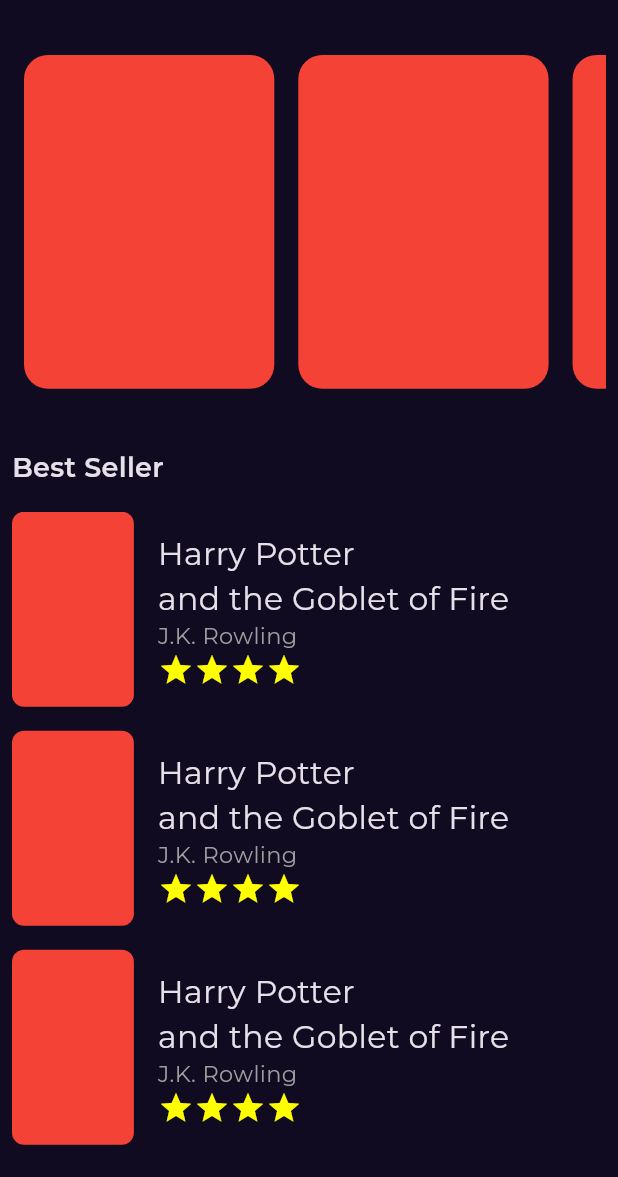
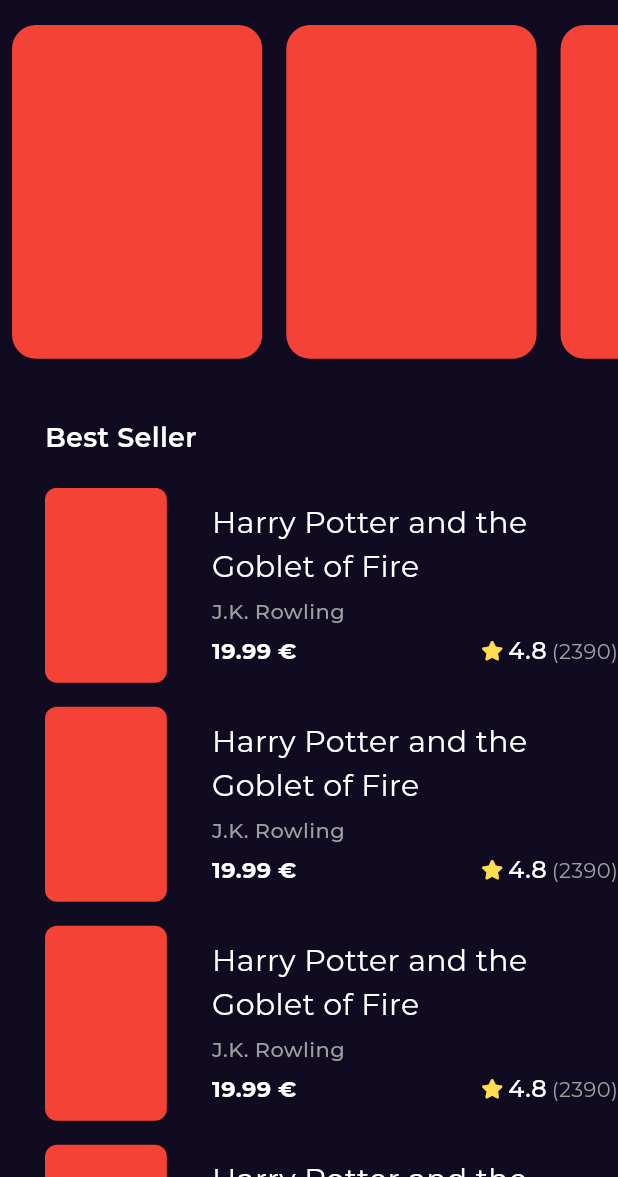
Before and after one commit to MohammadBeta/BooklyApp, a Flutter app: the screen it shows after launch, on a phone screen of 412 x 824 dp, the part 59-1236 px from its top. Run offline on Flutter 3.47's test engine with Material 3 defaults, Android fonts, the phone set to English and light mode, and no system bars; our stand-ins replace flutter_svg, font_awesome_flutter, get, google_fonts.

Commit message:
add styles and finish best seller , and some refactor

```diff
--- a/lib/core/utilis/constants/styles.dart
+++ b/lib/core/utilis/constants/styles.dart
@@ -1,8 +1,30 @@
 import 'package:flutter/material.dart';
 
-abstract class Styles {
-  static const TextStyle titleSmall = TextStyle(fontSize: 15);
-  static const TextStyle titleMed =
-      TextStyle(fontSize: 18, fontWeight: FontWeight.w600);
-  static const TextStyle titleLarge = TextStyle(fontSize: 21);
+abstract class AppStyles {
+  static const TextStyle styleRegular20 = TextStyle(
+      fontSize: 20, fontWeight: FontWeight.w400, color: Color(0xffffffff));
+
+  static const TextStyle styleRegular14 = TextStyle(
+      fontSize: 14, fontWeight: FontWeight.w400, color: Color(0xffffffff));
+
+  static const TextStyle styleRegular30 = TextStyle(
+      fontSize: 30, fontWeight: FontWeight.w400, color: Color(0xffffffff));
+
+  static const TextStyle styleMedium14 = TextStyle(
+      fontSize: 14, fontWeight: FontWeight.w500, color: Color(0xffffffff));
+
+  static const TextStyle styleMedium16 = TextStyle(
+      fontSize: 16, fontWeight: FontWeight.w500, color: Color(0xffffffff));
+
+  static const TextStyle styleMedium18 = TextStyle(
+      fontSize: 18, fontWeight: FontWeight.w500, color: Color(0xffffffff));
+
+  static const TextStyle styleSemiBold18 = TextStyle(
+      fontSize: 18, fontWeight: FontWeight.w600, color: Color(0xffffffff));
+
+  static const TextStyle styleSemiBold14 = TextStyle(
+      fontSize: 14, fontWeight: FontWeight.w600, color: Color(0xffffffff));
+
+  static const TextStyle styleBold15 = TextStyle(
+      fontSize: 15, fontWeight: FontWeight.w700, color: Color(0xffffffff));
 }
--- /dev/null
+++ b/lib/featuers/home/presentation/widgets/best_seller/best_seller_list_view.dart
@@ -0,0 +1,22 @@
+import 'package:flutter/material.dart';
+
+import 'best_seller_list_view_item.dart';
+
+class BestSellerListView extends StatelessWidget {
+  const BestSellerListView({super.key});
+
+  @override
+  Widget build(BuildContext context) {
+    return ListView.builder(
+      physics: const NeverScrollableScrollPhysics(),
+      itemCount: 5,
+      padding: EdgeInsets.zero,
+      itemBuilder: (context, index) {
+        return Container(
+          margin: const EdgeInsets.only(bottom: 16),
+          child: const BestSellerListViewItem(),
+        );
+      },
+    );
+  }
+}
--- /dev/null
+++ b/lib/featuers/home/presentation/widgets/best_seller/best_seller_list_view_item.dart
@@ -0,0 +1,64 @@
+import 'package:bookly_application/featuers/home/presentation/widgets/best_seller/book_rating.dart';
+import 'package:flutter/material.dart';
+
+import '../../../../../core/utilis/constants/styles.dart';
+
+class BestSellerListViewItem extends StatelessWidget {
+  const BestSellerListViewItem({super.key});
+
+  @override
+  Widget build(BuildContext context) {
+    return Row(
+      crossAxisAlignment: CrossAxisAlignment.center,
+      children: [
+        SizedBox(
+          height: 130,
+          child: AspectRatio(
+            aspectRatio: 2.5 / 4,
+            child: Container(
+              decoration: BoxDecoration(
+                  color: Colors.red, borderRadius: BorderRadius.circular(8)),
+            ),
+          ),
+        ),
+        const SizedBox(
+          width: 30,
+        ),
+        Expanded(
+          child: Column(
+            mainAxisAlignment: MainAxisAlignment.start,
+            crossAxisAlignment: CrossAxisAlignment.start,
+            children: [
+              const Text(
+                "Harry Potter and the Goblet of Fire",
+                maxLines: 2,
+                style: AppStyles.styleRegular20,
+                overflow: TextOverflow.ellipsis,
+              ),
+              const SizedBox(
+                height: 5,
+              ),
+              Text(
+                "J.K. Rowling",
+                style: AppStyles.styleMedium14.copyWith(color: Colors.grey),
+              ),
+              const SizedBox(
+                height: 5,
+              ),
+              const Row(
+                mainAxisAlignment: MainAxisAlignment.spaceBetween,
+                children: [
+                  Text(
+                    "19.99 €",
+                    style: AppStyles.styleBold15,
+                  ),
+                  BookRating()
+                ],
+              )
+            ],
+          ),
+        )
+      ],
+    );
+  }
+}
--- /dev/null
+++ b/lib/featuers/home/presentation/widgets/best_seller/book_rating.dart
@@ -0,0 +1,37 @@
+import 'package:flutter/material.dart';
+import 'package:font_awesome_flutter/font_awesome_flutter.dart';
+
+import '../../../../../core/utilis/constants/styles.dart';
+
+class BookRating extends StatelessWidget {
+  const BookRating({
+    super.key,
+  });
+
+  @override
+  Widget build(BuildContext context) {
+    return Row(
+      children: [
+        const Icon(
+          FontAwesomeIcons.solidStar,
+          color: Color(0xffFFDD4F),
+          size: 13,
+        ),
+        const SizedBox(
+          width: 5,
+        ),
+        const Text(
+          "4.8",
+          style: AppStyles.styleMedium16,
+        ),
+        const SizedBox(
+          width: 3,
+        ),
+        Text(
+          "(2390)",
+          style: AppStyles.styleRegular14.copyWith(color: Colors.grey),
+        ),
+      ],
+    );
+  }
+}
--- a/lib/featuers/home/presentation/widgets/books_listview.dart
+++ b/lib/featuers/home/presentation/widgets/books/books_listview.dart
@@ -1,4 +1,4 @@
-import 'package:bookly_application/featuers/home/presentation/widgets/book_listview_item.dart';
+import 'package:bookly_application/featuers/home/presentation/widgets/books/book_listview_item.dart';
 import 'package:flutter/material.dart';
 
 class BooksListView extends StatelessWidget {
--- a/lib/featuers/home/presentation/widgets/home_view_body.dart
+++ b/lib/featuers/home/presentation/widgets/home_view_body.dart
@@ -1,15 +1,18 @@
 import 'package:bookly_application/core/utilis/constants/styles.dart';
+import 'package:flutter/cupertino.dart';
 import 'package:flutter/material.dart';
+import 'package:flutter/widgets.dart';
 
-import 'books_listview.dart';
+import 'best_seller/best_seller_list_view.dart';
+import 'books/books_listview.dart';
 
 class HomeViewBody extends StatelessWidget {
   const HomeViewBody({super.key});
 
   @override
   Widget build(BuildContext context) {
-    return const Padding(
-      padding: EdgeInsets.only(top: 20, bottom: 20, left: 8, right: 8),
+    return const CustomScrollView(slivers: [
+      SliverToBoxAdapter(
         child: Column(
           crossAxisAlignment: CrossAxisAlignment.start,
           children: [
@@ -17,98 +20,25 @@
             SizedBox(
               height: 40,
             ),
-          Text(
+            Padding(
+              padding: EdgeInsets.only(left: 30),
+              child: Text(
                 "Best Seller",
-            style: Styles.titleMed,
+                style: AppStyles.styleSemiBold18,
+              ),
             ),
             SizedBox(
-            height: 16,
+              height: 20,
             ),
-          Expanded(child: BestSellerListView())
           ],
         ),
-    );
+      ),
+      SliverFillRemaining(
+        child: Padding(
+          padding: EdgeInsets.only(left: 30),
+          child: BestSellerListView(),
+        ),
+      )
+    ]);
   }
 }
-
-class BestSellerListView extends StatelessWidget {
-  const BestSellerListView({super.key});
-
-  @override
-  Widget build(BuildContext context) {
-    return ListView.builder(
-      scrollDirection: Axis.vertical,
-      itemCount: 5,
-      itemBuilder: (context, index) {
-        return const Padding(
-          padding: EdgeInsets.only(bottom: 16),
-          child: BestSellerListViewItem(),
-        );
-      },
-    );
-  }
-}
-
-class BestSellerListViewItem extends StatelessWidget {
-  const BestSellerListViewItem({super.key});
-
-  @override
-  Widget build(BuildContext context) {
-    return Row(
-      mainAxisAlignment: MainAxisAlignment.spaceBetween,
-      crossAxisAlignment: CrossAxisAlignment.center,
-      children: [
-        SizedBox(
-          height: 130,
-          child: AspectRatio(
-            aspectRatio: 2.5 / 4,
-            child: Container(
-              decoration: BoxDecoration(
-                  color: Colors.red, borderRadius: BorderRadius.circular(8)),
-            ),
-          ),
-        ),
-        const SizedBox(
-          width: 16,
-        ),
-        Expanded(
-          child: Column(
-            mainAxisAlignment: MainAxisAlignment.start,
-            crossAxisAlignment: CrossAxisAlignment.start,
-            children: [
-              const Text(
-                "Harry Potter \nand the Goblet of Fire",
-                maxLines: 2,
-                style: Styles.titleLarge,
-              ),
-              Text(
-                "J.K. Rowling",
-                style: Styles.titleSmall.copyWith(color: Colors.grey),
-              ),
-              const Row(
-                children: [
-                  Icon(
-                    Icons.star,
-                    color: Colors.yellowAccent,
-                  ),
-                  Icon(
-                    Icons.star,
-                    color: Colors.yellowAccent,
-                  ),
-                  Icon(
-                    Icons.star,
-                    color: Colors.yellowAccent,
-                  ),
-                  Icon(
-                    Icons.star,
-                    color: Colors.yellowAccent,
-                  ),
-                ],
-              )
-            ],
-          ),
-        )
-      ],
-    );
-  }
-}
--- a/pubspec.yaml
+++ b/pubspec.yaml
@@ -32,6 +32,7 @@
   flutter:
     sdk: flutter
   flutter_svg: ^2.0.10+1
+  font_awesome_flutter: ^10.7.0
   get: ^4.6.6
   google_fonts: ^6.2.1
 
```
Also changed, not shown: lib/featuers/home/presentation/widgets/books/book_listview_item.dart (renamed from lib/featuers/home/presentation/widgets/book_listview_item.dart), pubspec.lock. Lines whose indentation alone changed are shown as unchanged.
